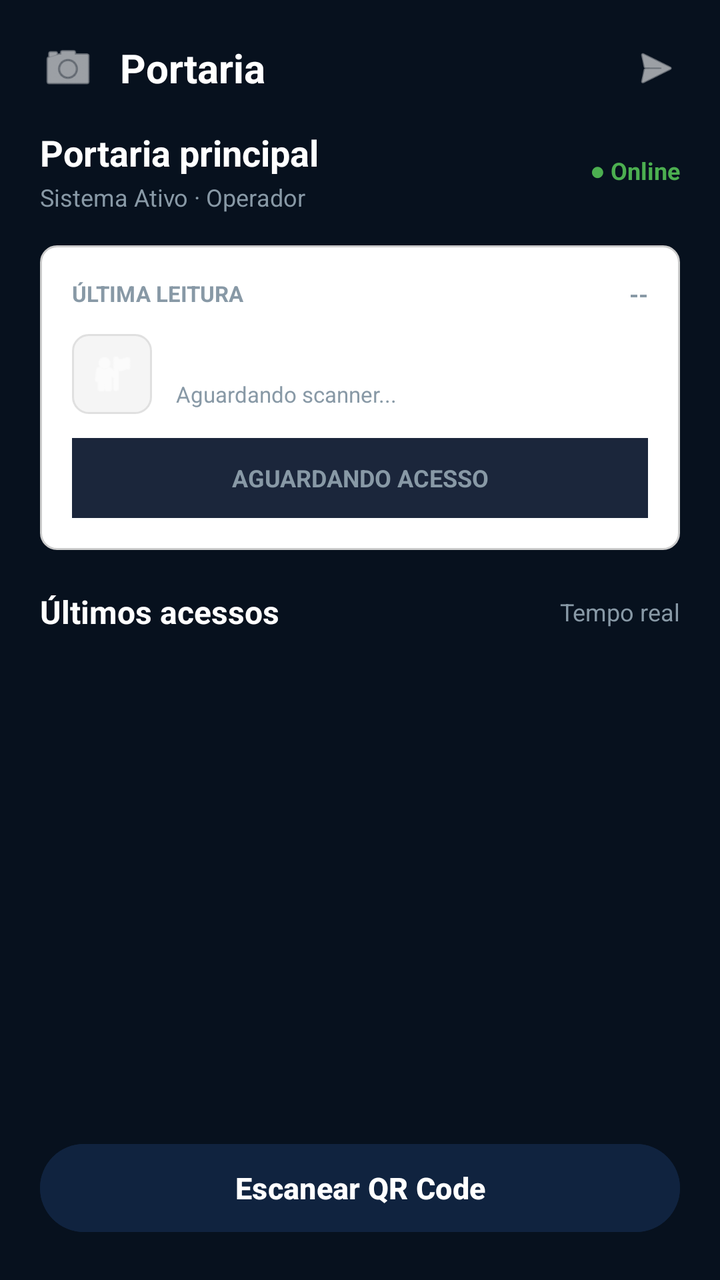
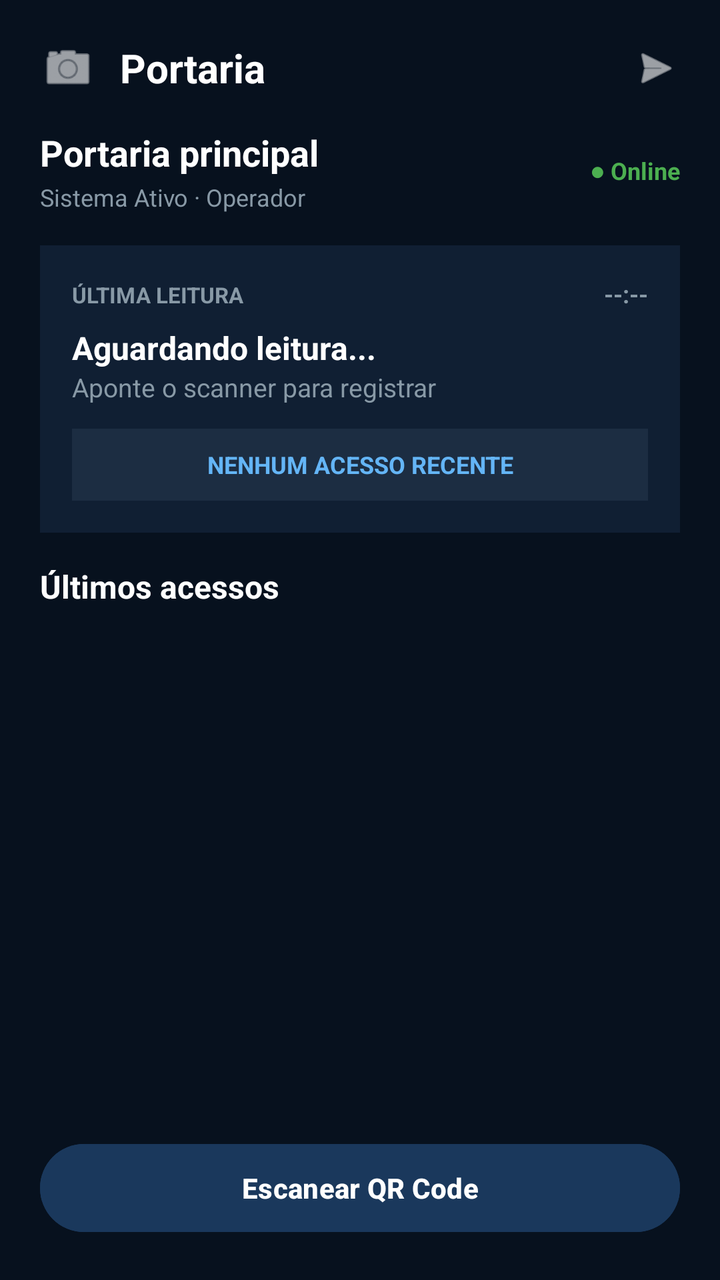

The first picture is an Android layout as it rendered before a commit; the second is the same layout after the commit. The layout source and the unified diff follow.
<!-- AndroidManifest.xml: application theme Theme.MyApplication -->
<!-- res/layout/activity_operator.xml -->
<?xml version="1.0" encoding="utf-8"?>
<LinearLayout xmlns:android="http://schemas.android.com/apk/res/android"
    xmlns:app="http://schemas.android.com/apk/res-auto"
    android:layout_width="match_parent"
    android:layout_height="match_parent"
    android:background="#07111e"
    android:orientation="vertical"
    android:padding="20dp">

    <LinearLayout
        android:layout_width="match_parent"
        android:layout_height="wrap_content"
        android:orientation="horizontal"
        android:gravity="center_vertical"
        android:layout_marginBottom="16dp">

        <ImageView
            android:layout_width="28dp"
            android:layout_height="28dp"
            android:src="@android:drawable/ic_menu_camera"
            app:tint="#FFFFFF" />

        <TextView
            android:layout_width="0dp"
            android:layout_height="wrap_content"
            android:layout_weight="1"
            android:text="Portaria"
            android:textColor="#FFFFFF"
            android:textSize="20sp"
            android:textStyle="bold"
            android:layout_marginStart="12dp" />

        <ImageView
            android:layout_width="24dp"
            android:layout_height="24dp"
            android:src="@android:drawable/ic_menu_send"
            app:tint="#FFFFFF" />
    </LinearLayout>

    <LinearLayout
        android:layout_width="match_parent"
        android:layout_height="wrap_content"
        android:orientation="horizontal"
        android:gravity="center_vertical"
        android:layout_marginBottom="16dp">

        <LinearLayout
            android:layout_width="0dp"
            android:layout_height="wrap_content"
            android:layout_weight="1"
            android:orientation="vertical">

            <TextView
                android:layout_width="wrap_content"
                android:layout_height="wrap_content"
                android:text="Portaria principal"
                android:textColor="#FFFFFF"
                android:textSize="18sp"
                android:textStyle="bold" />

            <TextView
                android:layout_width="wrap_content"
                android:layout_height="wrap_content"
                android:text="Sistema Ativo · Operador"
                android:textColor="#8899a6"
                android:textSize="12sp"
                android:layout_marginTop="2dp" />
        </LinearLayout>

        <TextView
            android:layout_width="wrap_content"
            android:layout_height="wrap_content"
            android:text="● Online"
            android:textColor="#4CAF50"
            android:textSize="12sp"
            android:textStyle="bold" />
    </LinearLayout>

    <LinearLayout
        android:layout_width="match_parent"
        android:layout_height="wrap_content"
        android:background="@drawable/bg_input_field"
        android:orientation="vertical"
        android:padding="16dp"
        android:layout_marginBottom="20dp">

        <LinearLayout
            android:layout_width="match_parent"
            android:layout_height="wrap_content"
            android:orientation="horizontal"
            android:gravity="center_vertical"
            android:layout_marginBottom="12dp">

            <TextView
                android:layout_width="0dp"
                android:layout_height="wrap_content"
                android:layout_weight="1"
                android:text="ÚLTIMA LEITURA"
                android:textColor="#8899a6"
                android:textSize="11sp"
                android:textStyle="bold" />

            <TextView
                android:id="@+id/txtUltimaHora"
                android:layout_width="wrap_content"
                android:layout_height="wrap_content"
                android:text="--"
                android:textColor="#8899a6"
                android:textSize="12sp"
                android:textStyle="bold" />
        </LinearLayout>

        <LinearLayout
            android:layout_width="match_parent"
            android:layout_height="wrap_content"
            android:orientation="horizontal"
            android:gravity="center_vertical"
            android:layout_marginBottom="12dp">

            <ImageView
                android:layout_width="40dp"
                android:layout_height="40dp"
                android:background="@drawable/bg_info_box"
                android:src="@android:drawable/ic_menu_myplaces"
                android:padding="8dp"
                app:tint="#FFFFFF"
                android:layout_marginRight="12dp" />

            <LinearLayout
                android:layout_width="0dp"
                android:layout_height="wrap_content"
                android:layout_weight="1"
                android:orientation="vertical">

                <TextView
                    android:id="@+id/txtUltimoNome"
                    android:layout_width="wrap_content"
                    android:layout_height="wrap_content"
                    android:text="Nenhuma leitura recente"
                    android:textColor="#FFFFFF"
                    android:textSize="15sp"
                    android:textStyle="bold" />

                <TextView
                    android:id="@+id/txtUltimoDetalhe"
                    android:layout_width="wrap_content"
                    android:layout_height="wrap_content"
                    android:text="Aguardando scanner..."
                    android:textColor="#8899a6"
                    android:textSize="11sp" />
            </LinearLayout>
        </LinearLayout>

        <TextView
            android:id="@+id/txtUltimoStatus"
            android:layout_width="match_parent"
            android:layout_height="40dp"
            android:background="#1b263b"
            android:gravity="center"
            android:text="AGUARDANDO ACESSO"
            android:textColor="#8899a6"
            android:textSize="12sp"
            android:textStyle="bold" />
    </LinearLayout>

    <LinearLayout
        android:layout_width="match_parent"
        android:layout_height="wrap_content"
        android:orientation="horizontal"
        android:gravity="center_vertical"
        android:layout_marginBottom="12dp">

        <TextView
            android:layout_width="0dp"
            android:layout_height="wrap_content"
            android:layout_weight="1"
            android:text="Últimos acessos"
            android:textColor="#FFFFFF"
            android:textSize="16sp"
            android:textStyle="bold" />

        <TextView
            android:layout_width="wrap_content"
            android:layout_height="wrap_content"
            android:text="Tempo real"
            android:textColor="#8899a6"
            android:textSize="12sp" />
    </LinearLayout>

    <ListView
        android:id="@+id/listLogs"
        android:layout_width="match_parent"
        android:layout_height="0dp"
        android:layout_weight="1"
        android:divider="@android:color/transparent"
        android:dividerHeight="8dp" />

    <Button
        android:id="@+id/btnEscanear"
        android:layout_width="match_parent"
        android:layout_height="52dp"
        android:text="Escanear QR Code"
        android:textColor="#FFFFFF"
        android:textStyle="bold"
        android:textSize="15sp"
        android:backgroundTint="#10233f"
        android:textAllCaps="false"
        android:layout_marginTop="10dp" />

</LinearLayout>
<!-- resources referenced by this layout -->
<resources>
  <!-- drawable bg_info_box (drawable) -->
  <?xml version="1.0" encoding="utf-8"?>
  <shape xmlns:android="http://schemas.android.com/apk/res/android"
      android:shape="rectangle">
      <solid android:color="#F5F5F5" />
      <corners android:radius="8dp" />
      <stroke android:width="1dp" android:color="#E0E0E0" />
  </shape>
  <!-- drawable bg_input_field (drawable) -->
  <?xml version="1.0" encoding="utf-8"?>
  <shape xmlns:android="http://schemas.android.com/apk/res/android"
      android:shape="rectangle">
      <solid android:color="#FFFFFF" />
      <corners android:radius="8dp" />
      <stroke android:width="1dp" android:color="#CCCCCC" />
  </shape>
  <style name="Theme.MyApplication" parent="Base.Theme.MyApplication" />
  <style name="Base.Theme.MyApplication" parent="Theme.Material3.DayNight.NoActionBar">
          
          
      </style>
</resources>

<!-- the commit's change to res/layout/activity_operator.xml (unified diff, before → after) -->
@@ -7,6 +7,7 @@
     android:orientation="vertical"
     android:padding="20dp">
 
+    
     <LinearLayout
         android:layout_width="match_parent"
         android:layout_height="wrap_content"
@@ -37,6 +38,7 @@
             app:tint="#FFFFFF" />
     </LinearLayout>
 
+    
     <LinearLayout
         android:layout_width="match_parent"
         android:layout_height="wrap_content"
@@ -59,6 +61,7 @@
                 android:textStyle="bold" />
 
             <TextView
+                android:id="@+id/txtInfoOperador"
                 android:layout_width="wrap_content"
                 android:layout_height="wrap_content"
                 android:text="Sistema Ativo · Operador"
@@ -76,20 +79,20 @@
             android:textStyle="bold" />
     </LinearLayout>
 
+    
     <LinearLayout
+        android:id="@+id/cardUltimaLeitura"
         android:layout_width="match_parent"
         android:layout_height="wrap_content"
-        android:background="@drawable/bg_input_field"
+        android:background="#101f33"
         android:orientation="vertical"
         android:padding="16dp"
-        android:layout_marginBottom="20dp">
+        android:layout_marginBottom="16dp">
 
         <LinearLayout
             android:layout_width="match_parent"
             android:layout_height="wrap_content"
-            android:orientation="horizontal"
-            android:gravity="center_vertical"
-            android:layout_marginBottom="12dp">
+            android:orientation="horizontal">
 
             <TextView
                 android:layout_width="0dp"
@@ -104,97 +107,61 @@
                 android:id="@+id/txtUltimaHora"
                 android:layout_width="wrap_content"
                 android:layout_height="wrap_content"
-                android:text="--"
+                android:text="--:--"
                 android:textColor="#8899a6"
                 android:textSize="12sp"
                 android:textStyle="bold" />
         </LinearLayout>
 
-        <LinearLayout
-            android:layout_width="match_parent"
+        <TextView
+            android:id="@+id/txtUltimoNome"
+            android:layout_width="wrap_content"
             android:layout_height="wrap_content"
-            android:orientation="horizontal"
-            android:gravity="center_vertical"
-            android:layout_marginBottom="12dp">
+            android:text="Aguardando leitura..."
+            android:textColor="#FFFFFF"
+            android:textSize="16sp"
+            android:textStyle="bold"
+            android:layout_marginTop="8dp" />
 
-            <ImageView
-                android:layout_width="40dp"
-                android:layout_height="40dp"
-                android:background="@drawable/bg_info_box"
-                android:src="@android:drawable/ic_menu_myplaces"
-                android:padding="8dp"
-                app:tint="#FFFFFF"
-                android:layout_marginRight="12dp" />
-
-            <LinearLayout
-                android:layout_width="0dp"
-                android:layout_height="wrap_content"
-                android:layout_weight="1"
-                android:orientation="vertical">
-
-                <TextView
-                    android:id="@+id/txtUltimoNome"
-                    android:layout_width="wrap_content"
-                    android:layout_height="wrap_content"
-                    android:text="Nenhuma leitura recente"
-                    android:textColor="#FFFFFF"
-                    android:textSize="15sp"
-                    android:textStyle="bold" />
-
-                <TextView
-                    android:id="@+id/txtUltimoDetalhe"
-                    android:layout_width="wrap_content"
-                    android:layout_height="wrap_content"
-                    android:text="Aguardando scanner..."
-                    android:textColor="#8899a6"
-                    android:textSize="11sp" />
-            </LinearLayout>
-        </LinearLayout>
+        <TextView
+            android:id="@+id/txtUltimoDetalhe"
+            android:layout_width="wrap_content"
+            android:layout_height="wrap_content"
+            android:text="Aponte o scanner para registrar"
+            android:textColor="#8899a6"
+            android:textSize="13sp" />
 
         <TextView
             android:id="@+id/txtUltimoStatus"
             android:layout_width="match_parent"
-            android:layout_height="40dp"
-            android:background="#1b263b"
+            android:layout_height="36dp"
+            android:layout_marginTop="12dp"
+            android:background="#1c2d42"
             android:gravity="center"
-            android:text="AGUARDANDO ACESSO"
-            android:textColor="#8899a6"
-            android:textSize="12sp"
-            android:textStyle="bold" />
-    </LinearLayout>
-
-    <LinearLayout
-        android:layout_width="match_parent"
-        android:layout_height="wrap_content"
-        android:orientation="horizontal"
-        android:gravity="center_vertical"
-        android:layout_marginBottom="12dp">
-
-        <TextView
-            android:layout_width="0dp"
-            android:layout_height="wrap_content"
-            android:layout_weight="1"
-            android:text="Últimos acessos"
-            android:textColor="#FFFFFF"
-            android:textSize="16sp"
-            android:textStyle="bold" />
-
-        <TextView
-            android:layout_width="wrap_content"
-            android:layout_height="wrap_content"
-            android:text="Tempo real"
-            android:textColor="#8899a6"
+            android:text="NENHUM ACESSO RECENTE"
+            android:textColor="#64b5f6"
+            android:textStyle="bold"
             android:textSize="12sp" />
     </LinearLayout>
 
-    <ListView
+    <TextView
+        android:layout_width="wrap_content"
+        android:layout_height="wrap_content"
+        android:text="Últimos acessos"
+        android:textColor="#FFFFFF"
+        android:textSize="16sp"
+        android:textStyle="bold"
+        android:layout_marginBottom="8dp" />
+
+    
+    <androidx.recyclerview.widget.RecyclerView
         android:id="@+id/listLogs"
         android:layout_width="match_parent"
         android:layout_height="0dp"
         android:layout_weight="1"
-        android:divider="@android:color/transparent"
-        android:dividerHeight="8dp" />
+        android:layout_marginBottom="12dp" />
 
+    
     <Button
         android:id="@+id/btnEscanear"
         android:layout_width="match_parent"
@@ -202,9 +169,6 @@
         android:text="Escanear QR Code"
         android:textColor="#FFFFFF"
         android:textStyle="bold"
-        android:textSize="15sp"
-        android:backgroundTint="#10233f"
-        android:textAllCaps="false"
-        android:layout_marginTop="10dp" />
+        android:backgroundTint="#1a385c" />
 
 </LinearLayout>
<!-- resource entries referenced after the edit -->
@@ -1,21 +1,5 @@
 <!-- resources referenced by this layout -->
 <resources>
-  <!-- drawable bg_info_box (drawable) -->
-  <?xml version="1.0" encoding="utf-8"?>
-  <shape xmlns:android="http://schemas.android.com/apk/res/android"
-      android:shape="rectangle">
-      <solid android:color="#F5F5F5" />
-      <corners android:radius="8dp" />
-      <stroke android:width="1dp" android:color="#E0E0E0" />
-  </shape>
-  <!-- drawable bg_input_field (drawable) -->
-  <?xml version="1.0" encoding="utf-8"?>
-  <shape xmlns:android="http://schemas.android.com/apk/res/android"
-      android:shape="rectangle">
-      <solid android:color="#FFFFFF" />
-      <corners android:radius="8dp" />
-      <stroke android:width="1dp" android:color="#CCCCCC" />
-  </shape>
   <style name="Theme.MyApplication" parent="Base.Theme.MyApplication" />
   <style name="Base.Theme.MyApplication" parent="Theme.Material3.DayNight.NoActionBar">
           
